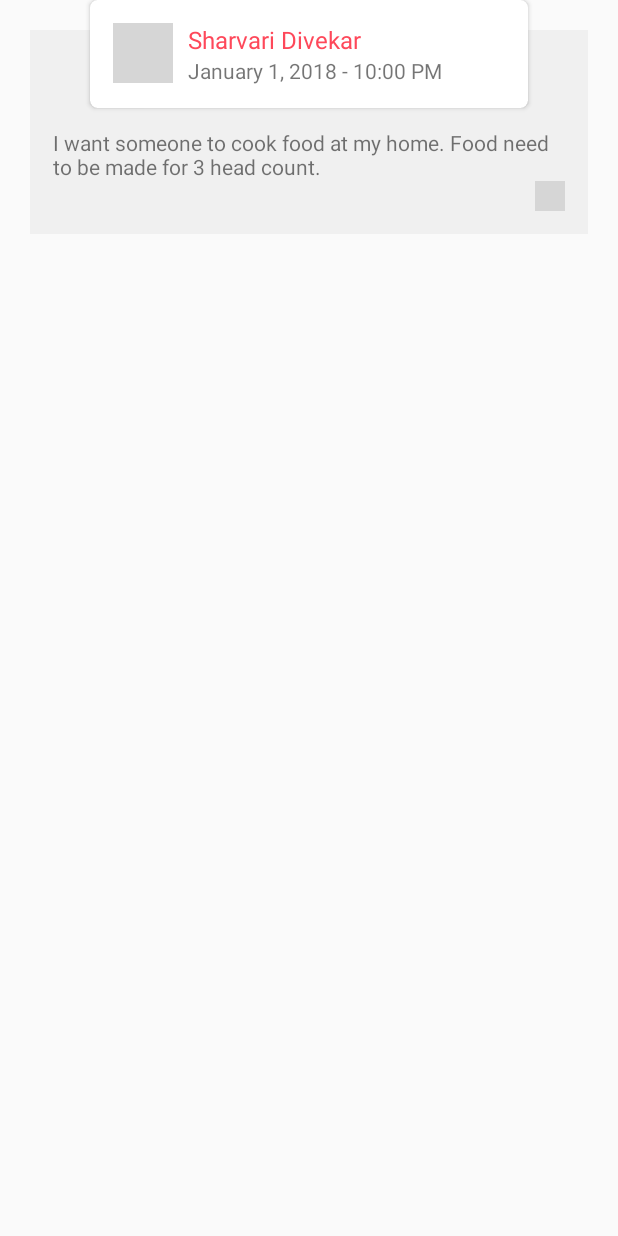
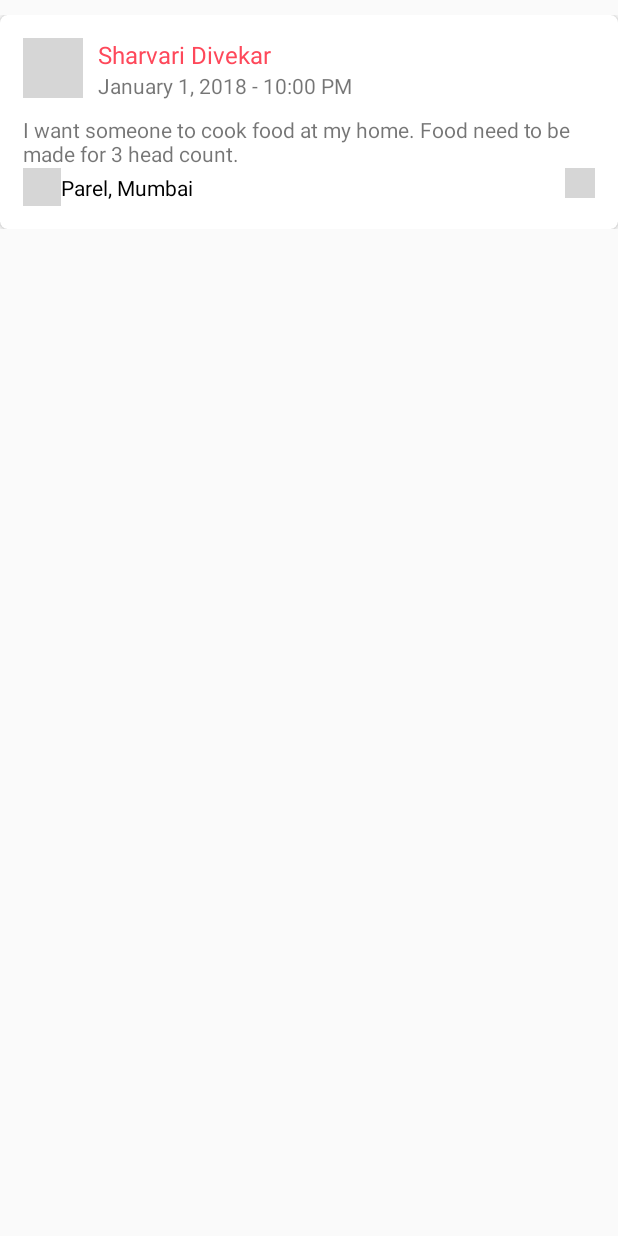
Before and after one commit to skd09/WomenEmpowerment, an Android app: the layout layout_task.xml on its own in the app's theme, with its tools: preview values and no code run, on a phone screen of 412 x 824 dp. Run offline under Robolectric (Android 15) with nearby library versions, the phone set to English and light mode, and no system bars; grey boxes are pictures that could not be loaded.

Commit message:
inital commit

```diff
--- a/app/src/main/AndroidManifest.xml
+++ b/app/src/main/AndroidManifest.xml
@@ -9,14 +9,14 @@
         android:roundIcon="@mipmap/ic_launcher_round"
         android:supportsRtl="true"
         android:theme="@style/AppTheme">
-        <activity android:name=".Activities.LoginActivity">
+        <activity android:name=".MainActivity">
             <intent-filter>
                 <action android:name="android.intent.action.MAIN" />
 
                 <category android:name="android.intent.category.LAUNCHER" />
             </intent-filter>
         </activity>
-        <activity android:name=".MainActivity"/>
+        <activity android:name=".Activities.LoginActivity"/>
         <activity android:name=".Activities.SignUpActivity"/>
     </application>
 
--- a/app/src/main/res/layout/layout_task.xml
+++ b/app/src/main/res/layout/layout_task.xml
@@ -3,18 +3,13 @@
     xmlns:app="http://schemas.android.com/apk/res-auto"
     android:orientation="vertical"
     android:layout_width="match_parent"
-    android:layout_height="wrap_content">
-
-    <RelativeLayout
-        android:layout_width="match_parent"
-        android:layout_height="wrap_content">
+    android:layout_height="wrap_content"
+    android:layout_marginTop="10dp">
     <android.support.v7.widget.CardView
         android:layout_width="match_parent"
         android:layout_height="wrap_content"
-            android:id="@+id/layout1"
-            app:cardCornerRadius="5dp"
-            android:layout_marginLeft="60dp"
-            android:layout_marginRight="60dp">
+        android:id="@+id/layout2"
+        app:cardCornerRadius="5dp">
         <RelativeLayout
             android:layout_width="match_parent"
             android:layout_height="wrap_content"
@@ -40,23 +35,30 @@
                 android:text="January 1, 2018 - 10:00 PM"
                 android:layout_below="@+id/uploader"
                 android:layout_toEndOf="@+id/image_view"
-                    android:layout_marginLeft="10dp"/>
-            </RelativeLayout>
-        </android.support.v7.widget.CardView>
-
-        <RelativeLayout
-            android:layout_width="match_parent"
-            android:layout_height="wrap_content"
-            android:id="@+id/layout2"
-            android:background="#f0f0f0"
-            android:padding="15dp"
-            android:layout_margin="20dp">
+                android:layout_marginLeft="10dp"
+                android:id="@+id/datetime"/>
             <TextView
                 android:layout_width="match_parent"
                 android:layout_height="wrap_content"
                 android:text="I want someone to cook food at my home. Food need to be made for 3 head count."
-                android:layout_marginTop="50dp"
-                android:id="@+id/task_details"/>
+                android:id="@+id/task_details"
+                android:layout_marginTop="10dp"
+                android:layout_below="@+id/datetime"/>
+            <ImageView
+                android:layout_width="25dp"
+                android:layout_height="25dp"
+                android:src="@drawable/ic_home"
+                android:id="@+id/ic_location"
+                android:layout_below="@+id/task_details"/>
+            <TextView
+                android:layout_width="match_parent"
+                android:layout_height="wrap_content"
+                android:text="Parel, Mumbai"
+                android:textColor="#000"
+                android:layout_marginTop="3dp"
+                android:id="@+id/task_location"
+                android:layout_toEndOf="@+id/ic_location"
+                android:layout_below="@+id/task_details"/>
             <ImageView
                 android:layout_width="20dp"
                 android:layout_height="20dp"
@@ -64,5 +66,5 @@
                 android:layout_below="@+id/task_details"
                 android:src="@drawable/ic_right_arrow"/>
         </RelativeLayout>
+    </android.support.v7.widget.CardView>
 </RelativeLayout>
-</RelativeLayout>
--- a/app/src/main/res/values/colors.xml
+++ b/app/src/main/res/values/colors.xml
@@ -2,8 +2,9 @@
 <resources>
     <color name="colorPrimary">#fe485a</color>
     <color name="colorPrimaryDark">#fe485a</color>
-    <color name="colorAccent">#FFF</color>
+    <color name="colorAccent">#fe485a</color>
 
     <color name="bgBottomNavigation">#fe485a</color>
     <color name="red">#EF5350</color>
+    <color name="transparent">#00FFFFFF</color>
 </resources>
```
Also changed, not shown: app/src/main/java/com/sharvari/womenempowerment/Adapters/TaskAdapter.java (added, +49 -0 lines), app/src/main/java/com/sharvari/womenempowerment/DashboardFragment.java (+30 -1 lines), app/src/main/java/com/sharvari/womenempowerment/MainActivity.java (+29 -4 lines), app/src/main/java/com/sharvari/womenempowerment/Pojo/Task.java (added, +11 -0 lines), app/src/main/java/com/sharvari/womenempowerment/Utils/BottomNavigationViewBehavior.java (added, +54 -0 lines), app/src/main/res/drawable/grad_bg.xml (added, +8 -0 lines), app/src/main/res/layout/activity_main.xml (+28 -26 lines), app/src/main/res/layout/fragment_dashboard.xml (+45 -6 lines), app/src/main/res/layout/toolbar.xml (added, +12 -0 lines), app/src/main/res/values/styles.xml (+5 -3 lines). Lines whose indentation alone changed are shown as unchanged.
